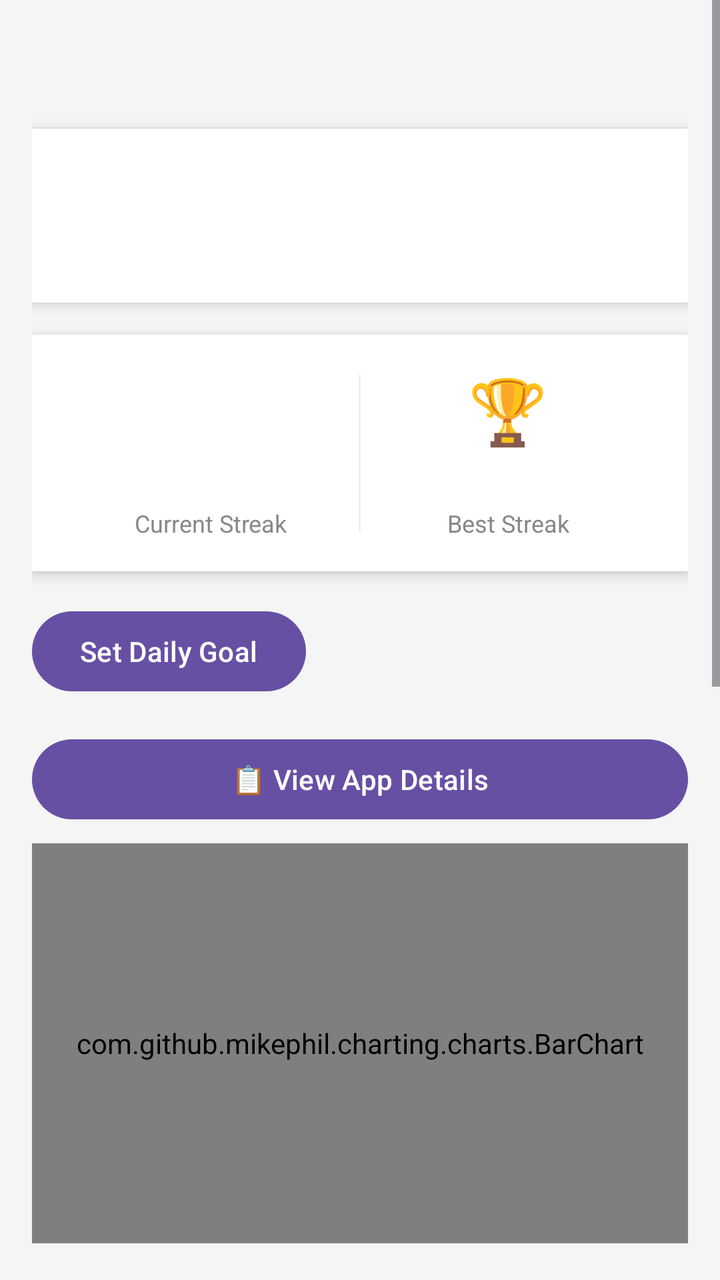
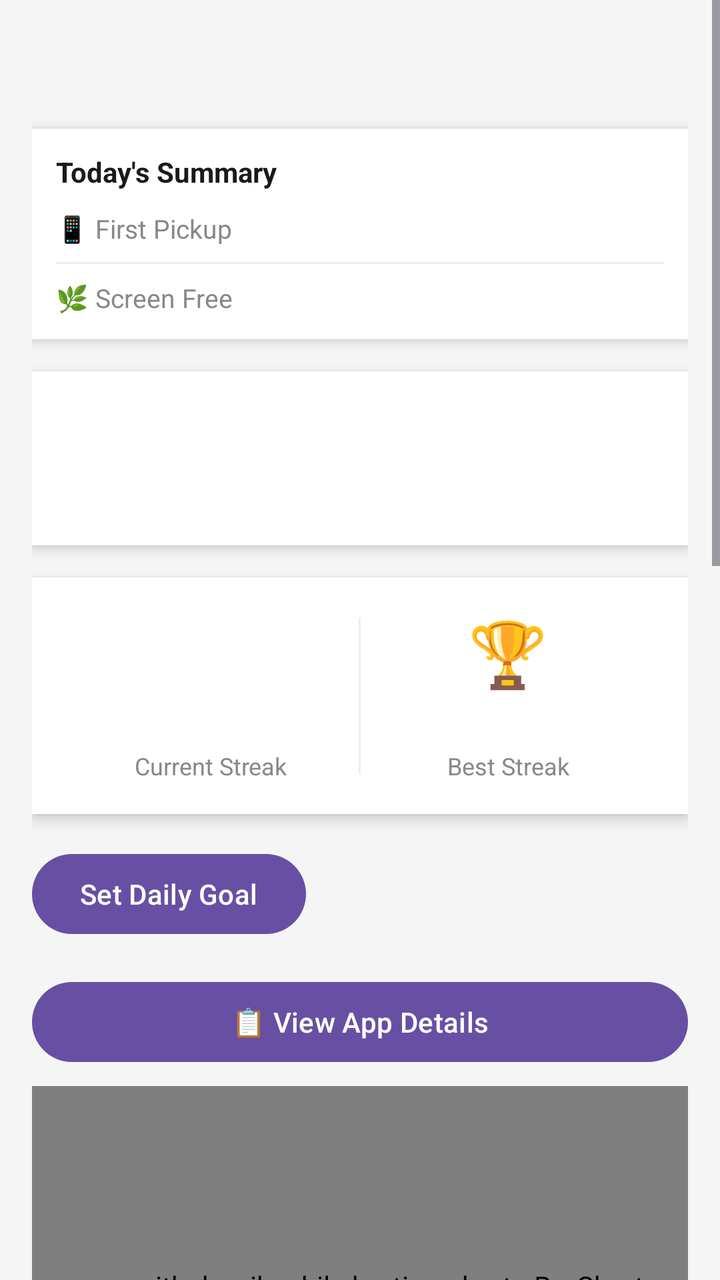

Compare the two renders of this Android layout. The source of the first and the diff that turns it into the second are given below.
<!-- AndroidManifest.xml: application theme Theme.ScreenTimeTracker -->
<!-- res/layout/activity_main.xml -->
<?xml version="1.0" encoding="utf-8"?>
<ScrollView xmlns:android="http://schemas.android.com/apk/res/android"
    android:layout_width="match_parent"
    android:layout_height="match_parent"
    android:background="#F5F5F5">

    <LinearLayout
        android:layout_width="match_parent"
        android:layout_height="wrap_content"
        android:orientation="vertical"
        android:padding="16dp">

        
        <TextView
            android:id="@+id/tvTime"
            android:layout_width="wrap_content"
            android:layout_height="wrap_content"
            android:textSize="24sp"
            android:textStyle="bold"
            android:textColor="#1A1A1A"
            android:layout_marginBottom="16dp"/>

        
        <LinearLayout
            android:layout_width="match_parent"
            android:layout_height="wrap_content"
            android:orientation="horizontal"
            android:background="#FFFFFF"
            android:padding="16dp"
            android:layout_marginBottom="16dp"
            android:elevation="4dp">

            <LinearLayout
                android:layout_width="0dp"
                android:layout_height="wrap_content"
                android:layout_weight="1"
                android:orientation="vertical">

                <TextView
                    android:id="@+id/tvPoints"
                    android:layout_width="wrap_content"
                    android:layout_height="wrap_content"
                    android:textSize="22sp"
                    android:textStyle="bold"
                    android:textColor="#1A1A1A"/>

                <TextView
                    android:id="@+id/tvBadge"
                    android:layout_width="wrap_content"
                    android:layout_height="wrap_content"
                    android:textSize="16sp"
                    android:layout_marginTop="4dp"/>

            </LinearLayout>

            
            <LinearLayout
                android:layout_width="0dp"
                android:layout_height="wrap_content"
                android:layout_weight="1"
                android:orientation="vertical"
                android:gravity="end">

                <TextView
                    android:id="@+id/tvProductivePoints"
                    android:layout_width="wrap_content"
                    android:layout_height="wrap_content"
                    android:textColor="#4CAF50"
                    android:textSize="14sp"/>

                <TextView
                    android:id="@+id/tvEntertainingPoints"
                    android:layout_width="wrap_content"
                    android:layout_height="wrap_content"
                    android:textColor="#F44336"
                    android:textSize="14sp"/>

            </LinearLayout>

        </LinearLayout>


        
        <LinearLayout
            android:layout_width="match_parent"
            android:layout_height="wrap_content"
            android:orientation="horizontal"
            android:background="#FFFFFF"
            android:padding="16dp"
            android:layout_marginBottom="16dp"
            android:elevation="4dp">

            
            <LinearLayout
                android:layout_width="0dp"
                android:layout_height="wrap_content"
                android:layout_weight="1"
                android:orientation="vertical"
                android:gravity="center">

                <TextView
                    android:id="@+id/tvStreakEmoji"
                    android:layout_width="wrap_content"
                    android:layout_height="wrap_content"
                    android:textSize="32sp"/>

                <TextView
                    android:id="@+id/tvStreak"
                    android:layout_width="wrap_content"
                    android:layout_height="wrap_content"
                    android:textSize="20sp"
                    android:textStyle="bold"
                    android:textColor="#1A1A1A"/>

                <TextView
                    android:layout_width="wrap_content"
                    android:layout_height="wrap_content"
                    android:text="Current Streak"
                    android:textSize="12sp"
                    android:textColor="#888888"/>

            </LinearLayout>

            
            <View
                android:layout_width="1dp"
                android:layout_height="match_parent"
                android:background="#EEEEEE"
                android:layout_marginTop="4dp"
                android:layout_marginBottom="4dp"/>

            
            <LinearLayout
                android:layout_width="0dp"
                android:layout_height="wrap_content"
                android:layout_weight="1"
                android:orientation="vertical"
                android:gravity="center">

                <TextView
                    android:id="@+id/tvBestStreakEmoji"
                    android:layout_width="wrap_content"
                    android:layout_height="wrap_content"
                    android:textSize="32sp"
                    android:text="🏆"/>

                <TextView
                    android:id="@+id/tvBestStreak"
                    android:layout_width="wrap_content"
                    android:layout_height="wrap_content"
                    android:textSize="20sp"
                    android:textStyle="bold"
                    android:textColor="#1A1A1A"/>

                <TextView
                    android:layout_width="wrap_content"
                    android:layout_height="wrap_content"
                    android:text="Best Streak"
                    android:textSize="12sp"
                    android:textColor="#888888"/>

            </LinearLayout>

        </LinearLayout>
        <Button
            android:id="@+id/btnSetGoal"
            android:layout_width="wrap_content"
            android:layout_height="wrap_content"
            android:text="Set Daily Goal"
            android:layout_marginBottom="16dp"/>


        <Button
            android:id="@+id/btnDetails"
            android:layout_width="match_parent"
            android:layout_height="wrap_content"
            android:text="📋 View App Details"
            android:layout_marginBottom="8dp"/>

        
        <com.github.mikephil.charting.charts.BarChart
            android:id="@+id/barChart"
            android:layout_width="match_parent"
            android:layout_height="200dp"
            android:layout_marginBottom="24dp"/>


        
        <TextView
            android:layout_width="wrap_content"
            android:layout_height="wrap_content"
            android:text="📊 Category Breakdown"
            android:textSize="16sp"
            android:textStyle="bold"
            android:textColor="#1A1A1A"
            android:layout_marginBottom="8dp"/>

        <com.github.mikephil.charting.charts.PieChart
            android:id="@+id/pieChart"
            android:layout_width="match_parent"
            android:layout_height="280dp"
            android:layout_marginBottom="16dp"/>

        
        <LinearLayout
            android:id="@+id/trophyCard"
            android:layout_width="match_parent"
            android:layout_height="wrap_content"
            android:orientation="vertical"
            android:background="#FFFFFF"
            android:padding="16dp"
            android:layout_marginBottom="16dp"
            android:elevation="4dp">

            <TextView
                android:layout_width="wrap_content"
                android:layout_height="wrap_content"
                android:text="🏆 Most Used Today"
                android:textSize="16sp"
                android:textStyle="bold"
                android:textColor="#1A1A1A"
                android:layout_marginBottom="12dp"/>

            <LinearLayout
                android:layout_width="match_parent"
                android:layout_height="wrap_content"
                android:orientation="horizontal"
                android:weightSum="2">

                
                <LinearLayout
                    android:layout_width="0dp"
                    android:layout_height="wrap_content"
                    android:layout_weight="1"
                    android:orientation="vertical"
                    android:background="#E8F5E9"
                    android:padding="12dp"
                    android:layout_marginEnd="8dp">

                    <TextView
                        android:layout_width="wrap_content"
                        android:layout_height="wrap_content"
                        android:text="🎯 Productive"
                        android:textSize="12sp"
                        android:textColor="#4CAF50"
                        android:textStyle="bold"
                        android:layout_marginBottom="8dp"/>

                    <ImageView
                        android:id="@+id/ivTopProductiveIcon"
                        android:layout_width="36dp"
                        android:layout_height="36dp"
                        android:layout_marginBottom="6dp"/>

                    <TextView
                        android:id="@+id/tvTopProductiveName"
                        android:layout_width="wrap_content"
                        android:layout_height="wrap_content"
                        android:textSize="13sp"
                        android:textStyle="bold"
                        android:textColor="#1A1A1A"
                        android:maxLines="1"
                        android:ellipsize="end"
                        android:text="—"/>

                    <TextView
                        android:id="@+id/tvTopProductiveTime"
                        android:layout_width="wrap_content"
                        android:layout_height="wrap_content"
                        android:textSize="12sp"
                        android:textColor="#888888"
                        android:text="—"/>

                </LinearLayout>

                
                <LinearLayout
                    android:layout_width="0dp"
                    android:layout_height="wrap_content"
                    android:layout_weight="1"
                    android:orientation="vertical"
                    android:background="#FFEBEE"
                    android:padding="12dp"
                    android:layout_marginStart="8dp">

                    <TextView
                        android:layout_width="wrap_content"
                        android:layout_height="wrap_content"
                        android:text="🎮 Entertaining"
                        android:textSize="12sp"
                        android:textColor="#F44336"
                        android:textStyle="bold"
                        android:layout_marginBottom="8dp"/>

                    <ImageView
                        android:id="@+id/ivTopEntertainingIcon"
                        android:layout_width="36dp"
                        android:layout_height="36dp"
                        android:layout_marginBottom="6dp"/>

                    <TextView
                        android:id="@+id/tvTopEntertainingName"
                        android:layout_width="wrap_content"
                        android:layout_height="wrap_content"
                        android:textSize="13sp"
                        android:textStyle="bold"
                        android:textColor="#1A1A1A"
                        android:maxLines="1"
                        android:ellipsize="end"
                        android:text="—"/>

                    <TextView
                        android:id="@+id/tvTopEntertainingTime"
                        android:layout_width="wrap_content"
                        android:layout_height="wrap_content"
                        android:textSize="12sp"
                        android:textColor="#888888"
                        android:text="—"/>

                </LinearLayout>

            </LinearLayout>
        </LinearLayout>


        
        <androidx.recyclerview.widget.RecyclerView
            android:id="@+id/recycler"
            android:layout_width="match_parent"
            android:layout_height="wrap_content"
            android:nestedScrollingEnabled="false"/>

    </LinearLayout>
</ScrollView>
<!-- resources referenced by this layout -->
<resources>
  <style name="Theme.ScreenTimeTracker" parent="Base.Theme.ScreenTimeTracker" />
  <style name="Base.Theme.ScreenTimeTracker" parent="Theme.Material3.DayNight.NoActionBar">
          
          
      </style>
</resources>

<!-- the commit's change to res/layout/activity_main.xml (unified diff, before → after) -->
@@ -20,6 +20,85 @@
             android:textColor="#1A1A1A"
             android:layout_marginBottom="16dp"/>
 
+        
+        <LinearLayout
+            android:layout_width="match_parent"
+            android:layout_height="wrap_content"
+            android:orientation="vertical"
+            android:background="#FFFFFF"
+            android:padding="12dp"
+            android:layout_marginBottom="16dp"
+            android:elevation="4dp">
+
+            <TextView
+                android:layout_width="wrap_content"
+                android:layout_height="wrap_content"
+                android:text="Today's Summary"
+                android:textSize="14sp"
+                android:textStyle="bold"
+                android:textColor="#1A1A1A"
+                android:layout_marginBottom="10dp"/>
+
+            
+            <LinearLayout
+                android:layout_width="match_parent"
+                android:layout_height="wrap_content"
+                android:orientation="horizontal"
+                android:gravity="center_vertical"
+                android:layout_marginBottom="8dp">
+
+                <TextView
+
+                    android:layout_height="wrap_content"
+                    android:text="📱 First Pickup"
+                    android:textSize="13sp"
+                    android:textColor="#888888"
+                    android:layout_weight="1"
+                    android:layout_width="0dp"/>
+
+                <TextView
+                    android:id="@+id/tvFirstPickup"
+                    android:layout_width="wrap_content"
+                    android:layout_height="wrap_content"
+                    android:textSize="13sp"
+                    android:textStyle="bold"
+                    android:textColor="#1A1A1A"/>
+
+            </LinearLayout>
+
+            
+            <View
+                android:layout_width="match_parent"
+                android:layout_height="1dp"
+                android:background="#F0F0F0"
+                android:layout_marginBottom="8dp"/>
+
+            
+            <LinearLayout
+                android:layout_width="match_parent"
+                android:layout_height="wrap_content"
+                android:orientation="horizontal"
+                android:gravity="center_vertical">
+
+                <TextView
+                    android:layout_width="0dp"
+                    android:layout_height="wrap_content"
+                    android:layout_weight="1"
+                    android:text="🌿 Screen Free"
+                    android:textSize="13sp"
+                    android:textColor="#888888"/>
+
+                <TextView
+                    android:id="@+id/tvScreenFree"
+                    android:layout_width="wrap_content"
+                    android:layout_height="wrap_content"
+                    android:textSize="13sp"
+                    android:textStyle="bold"
+                    android:textColor="#4CAF50"/>
+
+            </LinearLayout>
+
+        </LinearLayout>
         
         <LinearLayout
             android:layout_width="match_parent"
@@ -184,6 +263,122 @@
             android:layout_height="200dp"
             android:layout_marginBottom="24dp"/>
 
+        
+        <LinearLayout
+            android:layout_width="match_parent"
+            android:layout_height="wrap_content"
+            android:orientation="vertical"
+            android:background="#FFFFFF"
+            android:padding="16dp"
+            android:layout_marginBottom="16dp"
+            android:elevation="4dp">
+
+            <TextView
+                android:layout_width="wrap_content"
+                android:layout_height="wrap_content"
+                android:text="📅 Weekly Comparison"
+                android:textSize="14sp"
+                android:textStyle="bold"
+                android:textColor="#1A1A1A"
+                android:layout_marginBottom="12dp"/>
+
+            <LinearLayout
+                android:layout_width="match_parent"
+                android:layout_height="wrap_content"
+                android:orientation="horizontal"
+                android:weightSum="3">
+
+                
+                <LinearLayout
+                    android:layout_width="0dp"
+                    android:layout_height="wrap_content"
+                    android:layout_weight="1"
+                    android:orientation="vertical"
+                    android:gravity="center">
+
+                    <TextView
+                        android:layout_width="wrap_content"
+                        android:layout_height="wrap_content"
+                        android:text="This Week"
+                        android:textSize="11sp"
+                        android:textColor="#888888"/>
+
+                    <TextView
+                        android:id="@+id/tvThisWeek"
+                        android:layout_width="wrap_content"
+                        android:layout_height="wrap_content"
+                        android:textSize="18sp"
+                        android:textStyle="bold"
+                        android:textColor="#1A1A1A"/>
+
+                    <TextView
+                        android:layout_width="wrap_content"
+                        android:layout_height="wrap_content"
+                        android:text="avg/day"
+                        android:textSize="11sp"
+                        android:textColor="#888888"/>
+
+                </LinearLayout>
+
+                
+                <LinearLayout
+                    android:layout_width="0dp"
+                    android:layout_height="wrap_content"
+                    android:layout_weight="1"
+                    android:orientation="vertical"
+                    android:gravity="center">
+
+                    <TextView
+                        android:id="@+id/tvWeeklyArrow"
+                        android:layout_width="wrap_content"
+                        android:layout_height="wrap_content"
+                        android:textSize="22sp"/>
+
+                    <TextView
+                        android:id="@+id/tvWeeklyDiff"
+                        android:layout_width="wrap_content"
+                        android:layout_height="wrap_content"
+                        android:textSize="12sp"
+                        android:textStyle="bold"/>
+
+                </LinearLayout>
+
+                
+                <LinearLayout
+                    android:layout_width="0dp"
+                    android:layout_height="wrap_content"
+                    android:layout_weight="1"
+                    android:orientation="vertical"
+                    android:gravity="center">
+
+                    <TextView
+                        android:layout_width="wrap_content"
+                        android:layout_height="wrap_content"
+                        android:text="Last Week"
+                        android:textSize="11sp"
+                        android:textColor="#888888"/>
+
+                    <TextView
+                        android:id="@+id/tvLastWeek"
+                        android:layout_width="wrap_content"
+                        android:layout_height="wrap_content"
+                        android:textSize="18sp"
+                        android:textStyle="bold"
+                        android:textColor="#1A1A1A"/>
+
+                    <TextView
+                        android:layout_width="wrap_content"
+                        android:layout_height="wrap_content"
+                        android:text="avg/day"
+                        android:textSize="11sp"
+                        android:textColor="#888888"/>
+
+                </LinearLayout>
+
+            </LinearLayout>
+
+        </LinearLayout>
+
 
         
         <TextView
